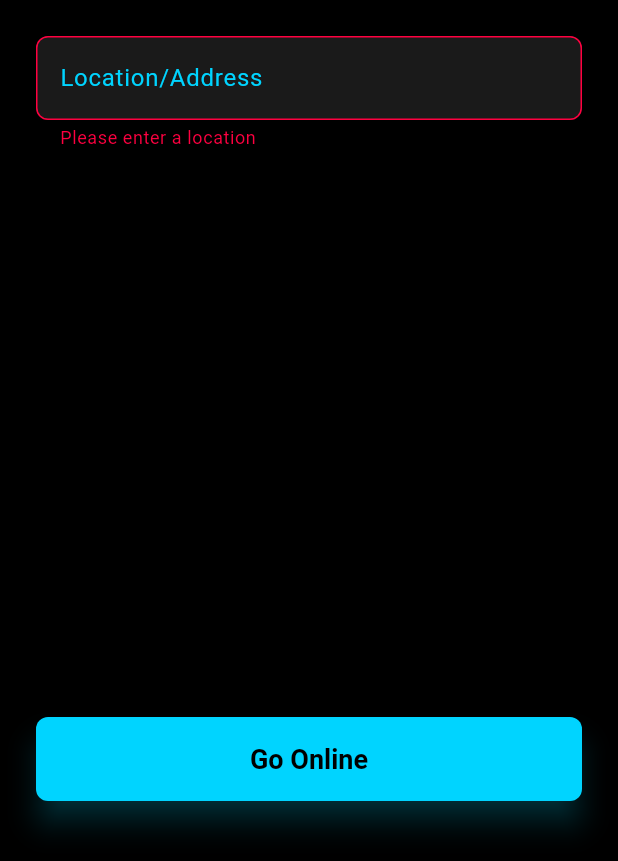
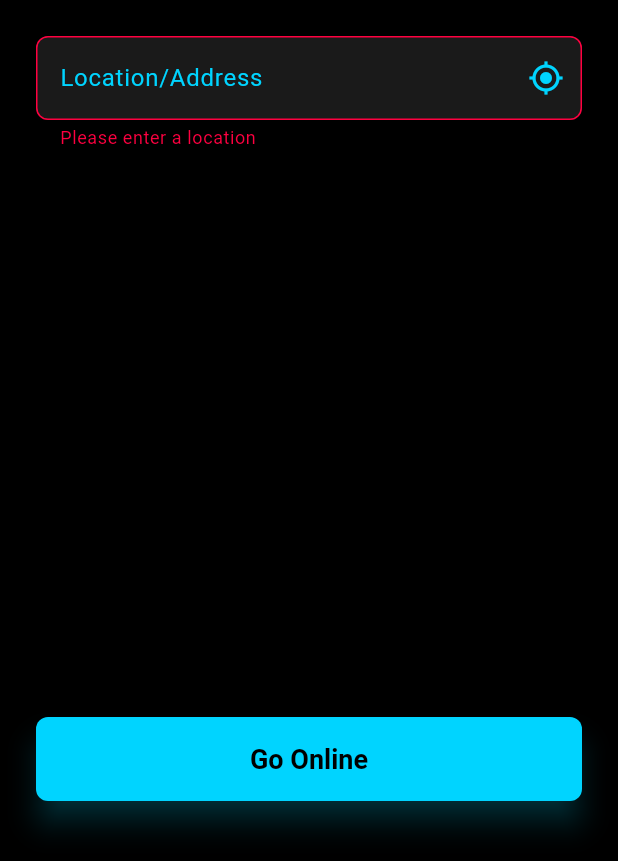
Before and after one commit to dgupt-stack/remote-inventory, a Flutter app: the ProviderRegistrationScreen screen opened directly, after a tap on "Go Online", on a phone screen of 412 x 824 dp, the part 375-1236 px from its top. Run offline on Flutter 3.47's test engine with Material 3 defaults, Android fonts, the phone set to English and light mode, and no system bars; our stand-ins replace camera, firebase_auth, firebase_core, fixnum, geocoding, geolocator and 2 more; missing offline and left inert: google_mlkit_face_detection, grpc, protobuf; accounts and stored records are empty; generated files the repository leaves out were written again.

Commit message:
feat: Add auto-location detection + fix WatchApprovalStatus
🌍 Auto-Location Detection:
- Auto-detects GPS location on Provider registration
- Reverse geocodes to human-readable address
- Shows location icon with refresh button
- Graceful fallback to manual entry

🔧 Backend Fixes:
- Implemented WatchApprovalStatus RPC (streaming)
- Consumer can now wait for Provider approval
- 30-second timeout with PENDING→APPROVED/DENIED flow

📱 Android Permissions:
- Added ACCESS_FINE_LOCATION
- Added ACCESS_COARSE_LOCATION

Ready for E2E testing!

```diff
--- a/consumer_app/lib/screens/provider_registration_screen.dart
+++ b/consumer_app/lib/screens/provider_registration_screen.dart
@@ -1,6 +1,8 @@
 import 'package:flutter/material.dart';
 import '../services/session_service.dart';
 import 'provider_waiting_screen.dart';
+import 'package:geolocator/geolocator.dart';
+import 'package:geocoding/geocoding.dart';
 
 class ProviderRegistrationScreen extends StatefulWidget {
   const ProviderRegistrationScreen({super.key});
@@ -16,12 +18,77 @@ class _ProviderRegistrationScreenState
   final _nameController = TextEditingController();
   final _locationController = TextEditingController();
   bool _isRegistering = false;
+  bool _isDetectingLocation = false;
+
+  @override
+  void initState() {
+    super.initState();
+    // Auto-detect location on screen load
+    _detectLocation();
+  }
 
   @override
   void dispose() {
     _nameController.dispose();
     _locationController.dispose();
     super.dispose();
+  }
+
+  Future<void> _detectLocation() async {
+    setState(() => _isDetectingLocation = true);
+
+    try {
+      // Check location permission
+      LocationPermission permission = await Geolocator.checkPermission();
+      if (permission == LocationPermission.denied) {
+        permission = await Geolocator.requestPermission();
+        if (permission == LocationPermission.denied) {
+          throw Exception('Location permission denied');
+        }
+      }
+
+      if (permission == LocationPermission.deniedForever) {
+        throw Exception('Location permissions are permanently denied');
+      }
+
+      // Get current position
+      final position = await Geolocator.getCurrentPosition(
+        desiredAccuracy: LocationAccuracy.high,
+      );
+
+      // Reverse geocode to get address
+      final placemarks = await placemarkFromCoordinates(
+        position.latitude,
+        position.longitude,
+      );
+
+      if (placemarks.isNotEmpty) {
+        final place = placemarks.first;
+        // Format address: "Street, City" or "Locality, City"
+        final address = [
+          place.street,
+          place.locality,
+          place.subAdministrativeArea,
+        ].where((e) => e != null && e.isNotEmpty).take(2).join(', ');
+
+        setState(() {
+          _locationController.text =
+              address.isNotEmpty ? address : 'Current Location';
+        });
+      }
+    } catch (e) {
+      // Silently fail - user can enter location manually
+      print('⚠️  Location detection failed: $e');
+      if (mounted) {
+        setState(() {
+          _locationController.text = ''; // Leave empty for manual entry
+        });
+      }
+    } finally {
+      if (mounted) {
+        setState(() => _isDetectingLocation = false);
+      }
+    }
   }
 
   Future<void> _goOnline() async {
@@ -130,14 +197,16 @@ class _ProviderRegistrationScreenState
 
               const SizedBox(height: 24),
 
-              // Location Input
+              // Location Input with auto-detect
               TextFormField(
                 controller: _locationController,
                 style: const TextStyle(color: Colors.white),
                 decoration: InputDecoration(
                   labelText: 'Location/Address',
                   labelStyle: const TextStyle(color: Color(0xFF00D4FF)),
-                  hintText: 'e.g., 123 Main St, Home Office',
+                  hintText: _isDetectingLocation
+                      ? 'Detecting location...'
+                      : 'e.g., 123 Main St, Home Office',
                   hintStyle: const TextStyle(color: Colors.white30),
                   filled: true,
                   fillColor: const Color(0xFF1A1A1A),
@@ -154,6 +223,25 @@ class _ProviderRegistrationScreenState
                     borderSide:
                         const BorderSide(color: Color(0xFF00D4FF), width: 2),
                   ),
+                  suffixIcon: _isDetectingLocation
+                      ? const Padding(
+                          padding: EdgeInsets.all(12.0),
+                          child: SizedBox(
+                            width: 20,
+                            height: 20,
+                            child: CircularProgressIndicator(
+                              strokeWidth: 2,
+                              valueColor: AlwaysStoppedAnimation<Color>(
+                                  Color(0xFF00D4FF)),
+                            ),
+                          ),
+                        )
+                      : IconButton(
+                          icon: const Icon(Icons.my_location,
+                              color: Color(0xFF00D4FF)),
+                          onPressed: _detectLocation,
+                          tooltip: 'Detect current location',
+                        ),
                 ),
                 validator: (value) {
                   if (value == null || value.trim().isEmpty) {
--- a/consumer_app/pubspec.yaml
+++ b/consumer_app/pubspec.yaml
@@ -47,6 +47,10 @@ dependencies:
   google_mlkit_face_detection: ^0.10.0
   image: ^4.1.7
 
+  # Location Services
+  geolocator: ^10.1.0
+  geocoding: ^2.1.1
+
 dev_dependencies:
   flutter_test:
     sdk: flutter
```
Also changed, not shown: 5 other files.
